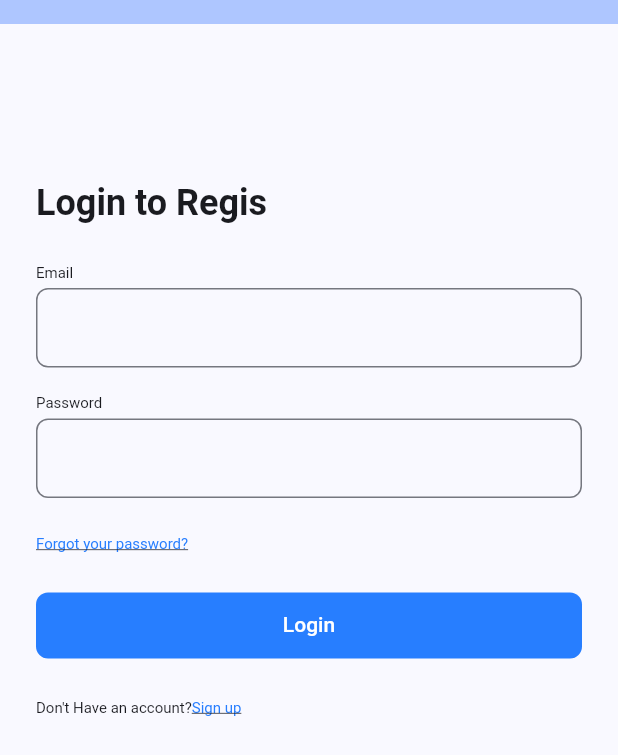
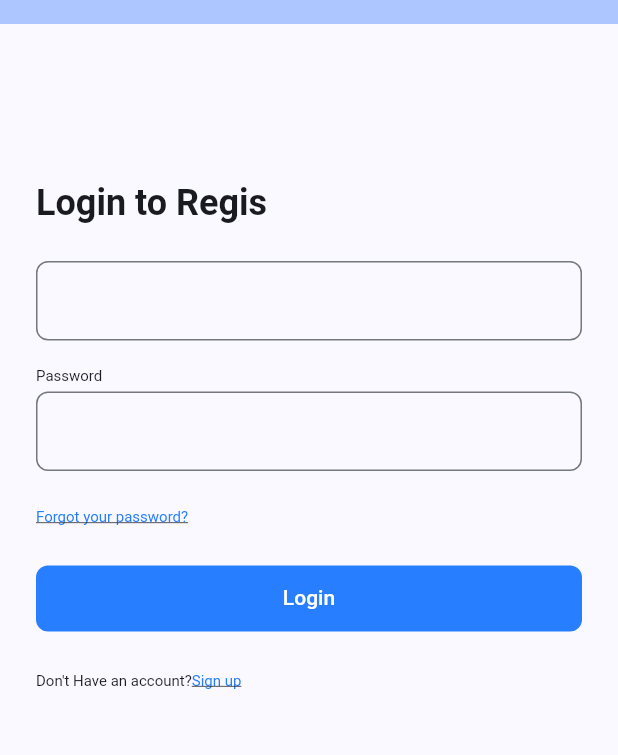
Before and after one commit to suzubki/expenshees, a Flutter app: the screen it shows after launch, on a phone screen of 412 x 824 dp. Shown: the top 755 px of the screen. Run offline on Flutter 3.47's test engine with Material 3 defaults, Android fonts, the light colour scheme and no system bars; our stand-ins replace equatable.

Commit message:
replaced ph and pv for width and height, also added a generic text field component

```diff
--- /dev/null
+++ b/lib/core/widgets/inputs/regis_text_field.dart
@@ -0,0 +1,56 @@
+import 'package:flutter/material.dart';
+import 'package:mibloc/core/extensions/extensions.dart';
+import 'package:mibloc/core/theme.dart';
+
+enum RegisTextFieldValidator {
+  email,
+  password,
+  name,
+}
+
+class RegisTextField extends StatelessWidget {
+  const RegisTextField(
+      {super.key,
+      this.onChanged,
+      required this.validatorLabel,
+      this.isRequired = true});
+
+  final RegisTextFieldValidator validatorLabel;
+  final void Function(String)? onChanged;
+  final bool isRequired;
+
+  @override
+  Widget build(BuildContext context) {
+    return TextFormField(
+      decoration: InputDecoration(
+        constraints: const BoxConstraints(minHeight: 44),
+        border: OutlineInputBorder(
+          borderRadius: BorderRadius.circular(8),
+          borderSide: BorderSide(
+            color: RegisTheme.gray[300],
+          ),
+        ),
+      ),
+      autovalidateMode: AutovalidateMode.onUserInteraction,
+      validator: (val) {
+        if (!isRequired) return null;
+
+        if (val == null || val.isEmpty) {
+          return 'This field is required';
+        }
+
+        if (validatorLabel == RegisTextFieldValidator.email &&
+            !val.isEmailValid) {
+          return 'This email is not valid';
+        }
+
+        if (validatorLabel == RegisTextFieldValidator.password &&
+            !val.isPasswordValid) {
+          return 'Password must be at least 8 characters and probably doesn\'t contain have the correct format';
+        }
+
+        return null;
+      },
+    );
+  }
+}
--- a/lib/features/auth/presentation/screens/login_screen.dart
+++ b/lib/features/auth/presentation/screens/login_screen.dart
@@ -2,8 +2,9 @@ import 'package:flutter/material.dart';
 import 'package:mibloc/core/theme.dart';
 import 'package:mibloc/core/widgets/buttons/__butons.dart';
 import 'package:mibloc/core/widgets/inputs/regis_input.dart';
+import 'package:mibloc/core/widgets/inputs/regis_text_field.dart';
 import 'package:mibloc/core/widgets/regis_scaffold.dart';
-import 'package:mibloc/utils/extensions.dart';
+import 'package:mibloc/core/extensions/extensions.dart';
 
 class LoginScreen extends StatelessWidget {
   const LoginScreen({super.key});
@@ -14,16 +15,22 @@ class LoginScreen extends StatelessWidget {
       body: Column(
         crossAxisAlignment: CrossAxisAlignment.start,
         children: [
-          kToolbarHeight.pv,
+          kToolbarHeight.height,
           Text(
             'Login to Regis',
             style: Theme.of(context).textTheme.titleLarge,
           ),
-          24.pv,
-          const RegisInput(label: 'Email'),
-          16.pv,
+          24.height,
+          // const RegisInput(label: 'Email'),
+          RegisTextField(
+              validatorLabel: RegisTextFieldValidator.email,
+              isRequired: true,
+              onChanged: (val) {
+                return null;
+              }),
+          16.height,
           const RegisInput(label: 'Password'),
-          24.pv,
+          24.height,
           Text(
             'Forgot your password?',
             style: Theme.of(context).textTheme.bodySmall!.copyWith(
@@ -40,7 +47,7 @@ class LoginScreen extends StatelessWidget {
                   ),
             ),
           ),
-          24.pv,
+          24.height,
           Row(
             children: [
               Text(
--- a/lib/utils/extensions.dart
+++ /dev/null
@@ -1,6 +0,0 @@
-import 'package:flutter/material.dart';
-
-extension CustomSpacing on num {
-  Widget get ph => SizedBox(width: toDouble());
-  Widget get pv => SizedBox(height: toDouble());
-}
```
Also changed, not shown: lib/core/extensions/extensions.dart (added, +18 -0 lines).
